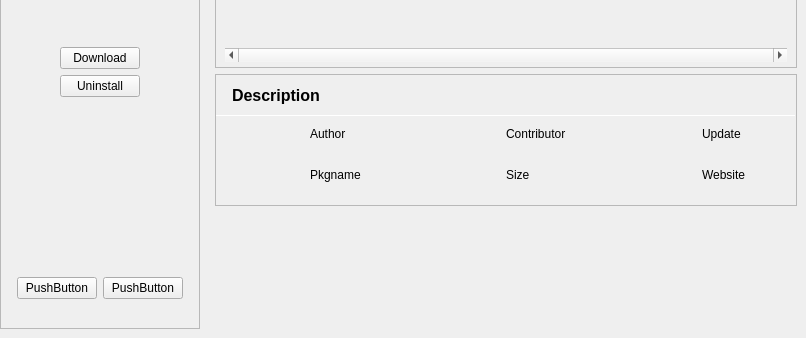
The window that src/pages/appintopage.ui (spark-store-project/spark-store-new) describes before a commit, drawn with Qt 5; both pictures show x 0 to 806 and y 263 to 601 of the 806 by 601 pixel window.
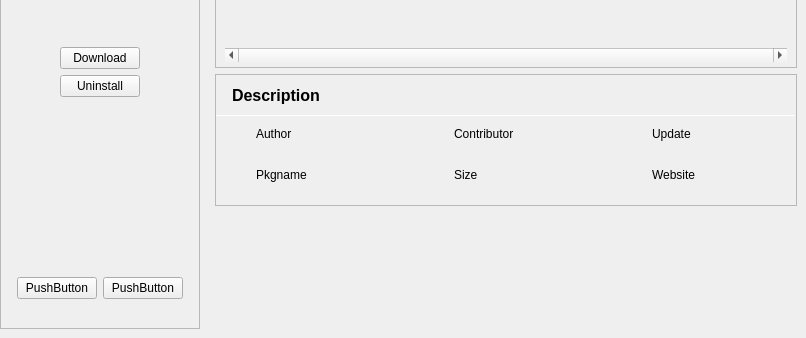
The same window after the commit. Icons and pictures are not drawn.

Commit message: 修复点击下载按钮闪退

Diff of the .ui file:
```diff
--- a/src/pages/appintopage.ui
+++ b/src/pages/appintopage.ui
@@ -1015,6 +1015,9 @@
                <property name="bottomMargin">
                 <number>8</number>
                </property>
+               <property name="horizontalSpacing">
+                <number>6</number>
+               </property>
                <item row="1" column="4">
                 <widget class="QLabel" name="d_contributor">
                  <property name="text">
@@ -1054,6 +1057,18 @@
                </item>
                <item row="0" column="0">
                 <widget class="QLabel" name="icon_1">
+                 <property name="minimumSize">
+                  <size>
+                   <width>18</width>
+                   <height>16</height>
+                  </size>
+                 </property>
+                 <property name="maximumSize">
+                  <size>
+                   <width>18</width>
+                   <height>16</height>
+                  </size>
+                 </property>
                  <property name="text">
                   <string/>
                  </property>
@@ -1074,7 +1089,14 @@
                 </widget>
                </item>
                <item row="0" column="3">
-                <widget class="QLabel" name="icon_2"/>
+                <widget class="QLabel" name="icon_2">
+                 <property name="maximumSize">
+                  <size>
+                   <width>18</width>
+                   <height>16</height>
+                  </size>
+                 </property>
+                </widget>
                </item>
                <item row="0" column="5">
                 <spacer name="horizontalSpacer_8">
@@ -1115,7 +1137,14 @@
                 </spacer>
                </item>
                <item row="0" column="6">
-                <widget class="QLabel" name="icon_3"/>
+                <widget class="QLabel" name="icon_3">
+                 <property name="maximumSize">
+                  <size>
+                   <width>18</width>
+                   <height>16</height>
+                  </size>
+                 </property>
+                </widget>
                </item>
                <item row="0" column="1">
                 <widget class="QLabel" name="label_6">
```
Left out of the diff: 6 changed lines with no effect on the pictures. The commit also changes 5 other files.
